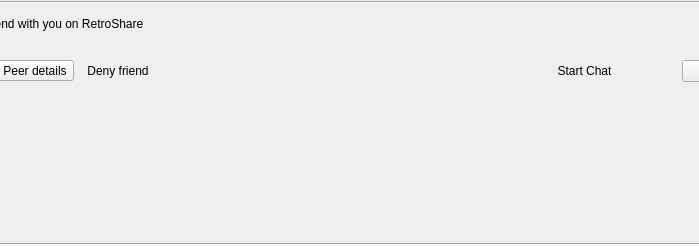
RetroShare/RetroShare, file retroshare-gui/src/gui/feeds/SecurityItem.ui: the form before one commit; both pictures show x 235 to 934 and y 0 to 246 of the 1015 by 246 pixel window.
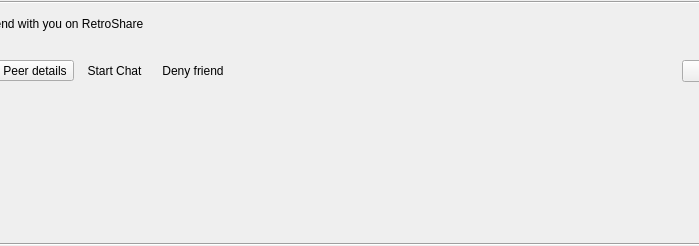
The form after the commit. Icons and pictures are not drawn. Custom widgets are drawn as their Qt base class.

Commit message: fixed stylesheet issue on security feed item

```diff
--- a/retroshare-gui/src/gui/feeds/SecurityItem.ui
+++ b/retroshare-gui/src/gui/feeds/SecurityItem.ui
@@ -220,6 +220,35 @@
              </property>
             </widget>
            </item>
+           <item>
+            <widget class="QToolButton" name="chatButton">
+             <property name="sizePolicy">
+              <sizepolicy hsizetype="Fixed" vsizetype="Fixed">
+               <horstretch>0</horstretch>
+               <verstretch>0</verstretch>
+              </sizepolicy>
+             </property>
+             <property name="focusPolicy">
+              <enum>Qt::NoFocus</enum>
+             </property>
+             <property name="toolTip">
+              <string>Chat</string>
+             </property>
+             <property name="text">
+              <string>Start Chat</string>
+             </property>
+             <property name="icon">
+              <iconset resource="../icons.qrc">
+               <normaloff>:/icons/png/chats.png</normaloff>:/icons/png/chats.png</iconset>
+             </property>
+             <property name="toolButtonStyle">
+              <enum>Qt::ToolButtonTextBesideIcon</enum>
+             </property>
+             <property name="autoRaise">
+              <bool>true</bool>
+             </property>
+            </widget>
+           </item>
            <item>
             <widget class="QToolButton" name="removeFriendButton">
              <property name="focusPolicy">
@@ -262,35 +291,6 @@
              </property>
             </spacer>
            </item>
-           <item>
-            <widget class="QToolButton" name="chatButton">
-             <property name="sizePolicy">
-              <sizepolicy hsizetype="Fixed" vsizetype="Fixed">
-               <horstretch>0</horstretch>
-               <verstretch>0</verstretch>
-              </sizepolicy>
-             </property>
-             <property name="focusPolicy">
-              <enum>Qt::NoFocus</enum>
-             </property>
-             <property name="toolTip">
-              <string>Chat</string>
-             </property>
-             <property name="text">
-              <string>Start Chat</string>
-             </property>
-             <property name="icon">
-              <iconset>
-               <normaloff>:/images/chat_24.png</normaloff>:/images/chat_24.png</iconset>
-             </property>
-             <property name="toolButtonStyle">
-              <enum>Qt::ToolButtonTextBesideIcon</enum>
-             </property>
-             <property name="autoRaise">
-              <bool>true</bool>
-             </property>
-            </widget>
-           </item>
            <item>
             <spacer name="horizontalSpacer_3">
              <property name="orientation">
```
Left out of the diff: 2 changed lines with no effect on the pictures. The commit also changes 1 other file.
